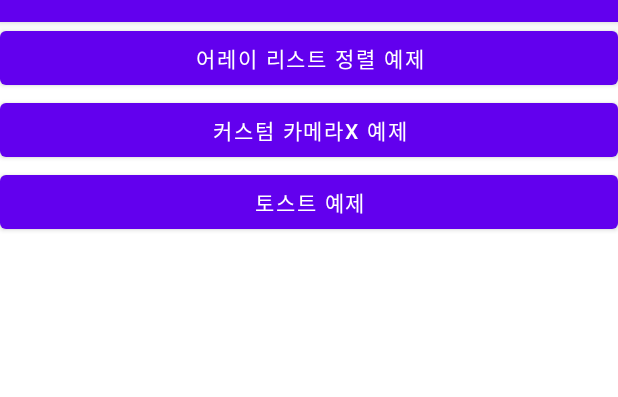
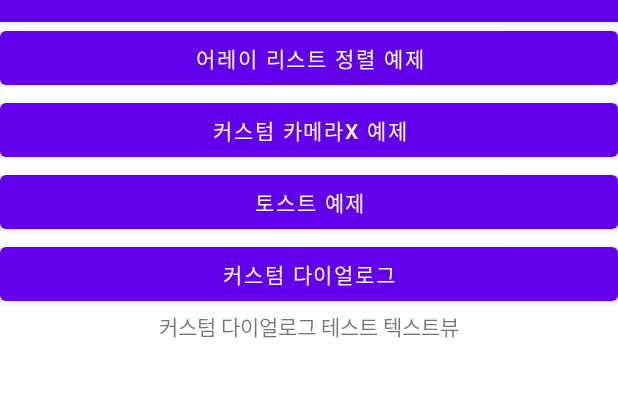
Before and after one commit to kuri2021/My_treasury, an Android app: the screen it shows after launch (MainActivity), on a phone screen of 412 x 824 dp, the part 62-459 px from its top. Run offline under Robolectric (Android 15) with nearby library versions, the phone set to English and light mode, and no system bars; libraries missing offline, so code that uses them is left out: com.kuri2021.

Commit message:
21.09.14 카메라 저장

```diff
--- a/app/build.gradle
+++ b/app/build.gradle
@@ -52,4 +52,7 @@ dependencies {
     implementation "androidx.camera:camera-lifecycle:$camerax_version"
 // CameraX View class
     implementation "androidx.camera:camera-view:1.0.0-alpha27"
+
+    implementation 'com.github.bumptech.glide:glide:4.12.0'
+    annotationProcessor 'com.github.bumptech.glide:compiler:4.12.0'
 }
--- a/app/src/main/AndroidManifest.xml
+++ b/app/src/main/AndroidManifest.xml
@@ -7,6 +7,8 @@
     -->
     <uses-feature android:name="android.hardware.camera.any" />
 
+    <uses-permission android:name="android.permission.READ_EXTERNAL_STORAGE"/>
+    <uses-permission android:name="android.permission.WRITE_EXTERNAL_STORAGE"/>
     <uses-permission android:name="android.permission.CAMERA" />
 
     <application
--- a/app/src/main/java/com/kuri2021/Test_Project/Arrays/Arrays_example.kt
+++ b/app/src/main/java/com/kuri2021/Test_Project/Arrays/Arrays_example.kt
@@ -11,7 +11,10 @@ import java.util.*
 
 class Arrays_example : AppCompatActivity() {
 
-    var array= arrayOf("aostest1","aostest2","aostest5","aostest21","aostest221")
+    companion object{
+        var array= arrayOf("aostest1","aostest2","aostest5","aostest21","aostest221")
+    }
+
 
     override fun onCreate(savedInstanceState: Bundle?) {
         super.onCreate(savedInstanceState)
--- a/app/src/main/java/com/kuri2021/Test_Project/MainActivity.kt
+++ b/app/src/main/java/com/kuri2021/Test_Project/MainActivity.kt
@@ -1,6 +1,7 @@
 package com.kuri2021.Test_Project
 
 import android.Manifest
+import android.app.Dialog
 import android.content.Intent
 import android.content.pm.PackageManager
 import android.os.Bundle
@@ -10,39 +11,53 @@ import androidx.appcompat.app.AppCompatActivity
 import androidx.core.app.ActivityCompat
 import androidx.core.content.ContextCompat
 import com.kuri2021.Test_Project.Arrays.Arrays_example
+import com.kuri2021.Test_Project.Custom_Dialog.Custom_Dialog
 import com.kuri2021.Test_Project.Toast.Toast_Test
 import com.kuri2021.Test_Project.camera.Camera_Zoom
+import kotlinx.android.synthetic.main.activity_main.*
 import java.util.*
 
 
 class MainActivity : AppCompatActivity() {
 
+    var test="확인"
 
 
-    private lateinit var permssionCheck:Any
+    lateinit var permssionCheck: Any
     override fun onCreate(savedInstanceState: Bundle?) {
         super.onCreate(savedInstanceState)
         setContentView(R.layout.activity_main)
 
         val PERMISSION_REQUEST_CAMERA = 123
 
-        var btn1:Button=findViewById(R.id.btn1)
-        var btn2:Button=findViewById(R.id.btn2)
-        var btn3:Button=findViewById(R.id.btn3)
+        var btn1: Button = findViewById(R.id.btn1)
+        var btn2: Button = findViewById(R.id.btn2)
+        var btn3: Button = findViewById(R.id.btn3)
+        var btn4: Button = findViewById(R.id.btn4)
 
         btn1.setOnClickListener {
-            var intent= Intent(this,Arrays_example::class.java)
+            var intent = Intent(this, Arrays_example::class.java)
             startActivity(intent)
         }
 
         btn2.setOnClickListener {
-            var intent= Intent(this,Camera_Zoom::class.java)
+            var intent = Intent(this, Camera_Zoom::class.java)
             startActivity(intent)
         }
 
         btn3.setOnClickListener {
-            var intent= Intent(this,Toast_Test::class.java)
+            var intent = Intent(this, Toast_Test::class.java)
             startActivity(intent)
+        }
+        btn4.setOnClickListener {
+            val dialog = Dialog(this)
+            Custom_Dialog().alert_dialog_1(
+                dialog,
+                "테스트입니다.",
+                "return값은 Arrays_example().array[0]입니다.",
+                "확인",
+                "test",
+            )
         }
 
 
--- a/app/src/main/res/layout/activity_main.xml
+++ b/app/src/main/res/layout/activity_main.xml
@@ -24,4 +24,15 @@
         android:layout_width="match_parent"
         android:layout_height="wrap_content"
         android:text="토스트 예제"/>
+    <Button
+        android:id="@+id/btn4"
+        android:layout_width="match_parent"
+        android:layout_height="wrap_content"
+        android:text="커스텀 다이얼로그"/>
+    <TextView
+        android:id="@+id/custom_dialog_tv"
+        android:layout_width="match_parent"
+        android:layout_height="wrap_content"
+        android:gravity="center"
+        android:text="커스텀 다이얼로그 테스트 텍스트뷰"/>
 </LinearLayout>
```
Also changed, not shown: app/src/main/java/com/kuri2021/Test_Project/Custom_Dialog/Custom_Dialog.kt (added, +63 -0 lines), app/src/main/java/com/kuri2021/Test_Project/Custom_Dialog/model/Custom_Dialog_Interface.kt (added, +12 -0 lines), app/src/main/java/com/kuri2021/Test_Project/camera/Camera_Zoom.kt (+10 -2 lines), app/src/main/res/drawable-v24/alert_big_activate_btn.xml (added, +15 -0 lines), app/src/main/res/drawable-v24/alerte_back.xml (added, +14 -0 lines), app/src/main/res/layout/alert_dialog_1.xml (added, +57 -0 lines).
